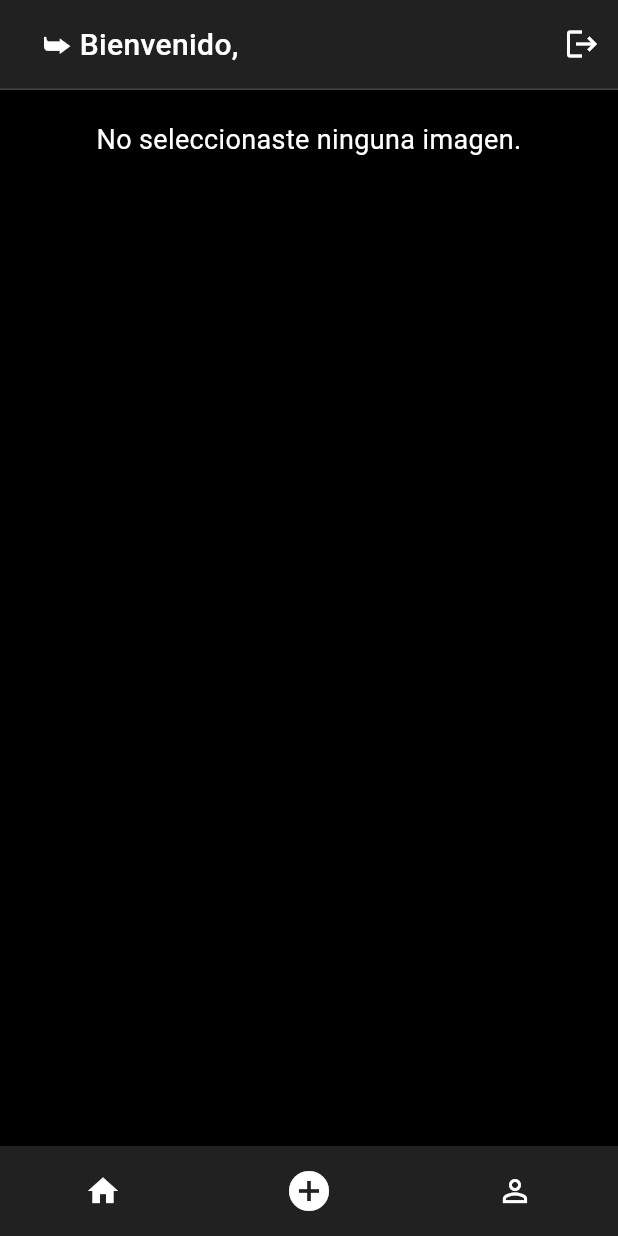
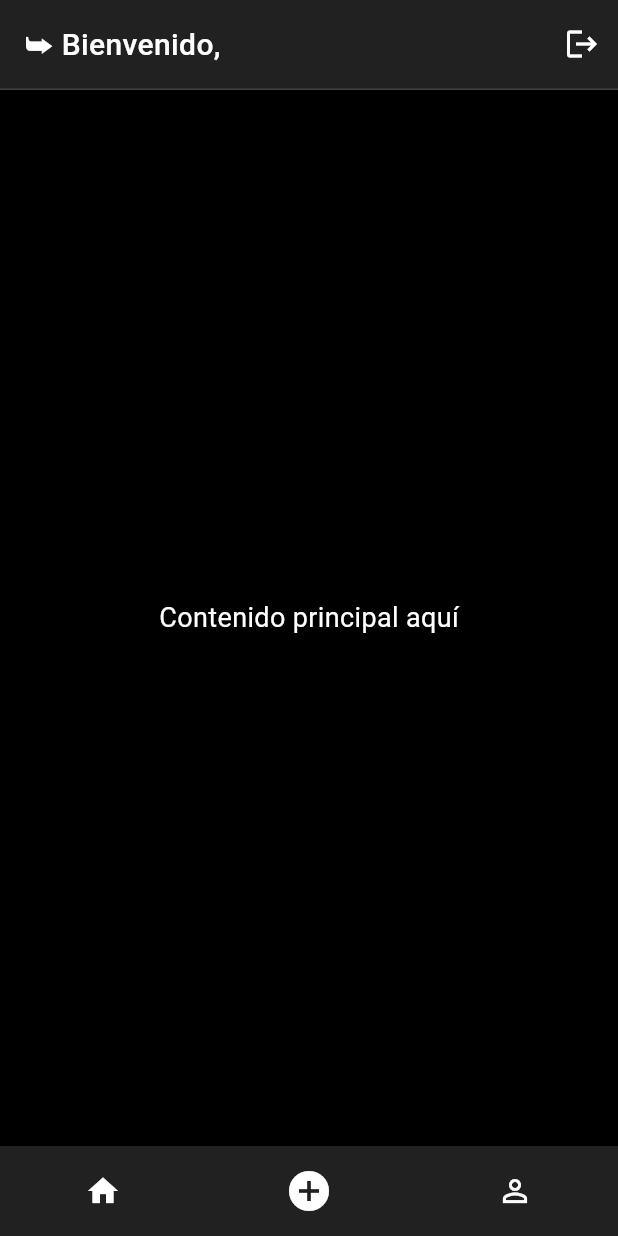
Before and after one commit to BryanAv7/upsglam-frontend, a Flutter app: the HomeScreen screen opened directly with empty values, item 3 of the bottom bar chosen, after a tap on the "home" icon, after a tap on the "add circle" icon, on a phone screen of 412 x 824 dp. Run offline on Flutter 3.47's test engine with Material 3 defaults, Android fonts, the phone set to English and light mode, and no system bars; our stand-ins replace flutter_svg, google_sign_in, image_picker.

Commit message:
Subir Fotos - Cancelar (Supabase)

```diff
--- a/lib/screens/home_screen.dart
+++ b/lib/screens/home_screen.dart
@@ -27,12 +27,43 @@ class _HomeScreenState extends State<HomeScreen> {
   final ImagePicker _picker = ImagePicker();
   bool showProfile = false;
 
+  File? _selectedImage;
+  bool showFilterButtons = false;
+
   void _setMessage(String text) => setState(() => _message = text);
 
-  Future<void> pickAndUploadImage() async {
+  void _navigateToHome() {
+    setState(() {
+      showProfile = false;
+      showFilterButtons = false;
+      _selectedImage = null;
+      _message = '';
+    });
+  }
+
+  Future<void> pickImage() async {
     final XFile? image = await _picker.pickImage(source: ImageSource.gallery);
-    if (image == null) {
-      _setMessage("No seleccionaste ninguna imagen.");
+    if (image != null) {
+      setState(() {
+        _selectedImage = File(image.path);
+        showFilterButtons = true;
+      });
+    }
+  }
+
+  void _cancelImageSelection() {
+    setState(() {
+      _selectedImage = null;
+      showFilterButtons = false;
+      _message = '';
+    });
+  }
+
+  Future<void> _publishFilter() async {
+    if (_selectedImage == null) {
+      ScaffoldMessenger.of(context).showSnackBar(
+        const SnackBar(content: Text('No hay imagen seleccionada.'), backgroundColor: Colors.red),
+      );
       return;
     }
 
@@ -40,12 +71,32 @@ class _HomeScreenState extends State<HomeScreen> {
 
     try {
       await PostService.uploadPost(
-        filePath: image.path,
+        filePath: _selectedImage!.path,
         caption: "Mi nueva publicación",
         userUid: widget.uid,
       );
-      _setMessage("¡Imagen subida con éxito!");
+
+      // Notificación
+      final successMessage = "¡Imagen subida con éxito!";
+      print(successMessage); // 👈 en consola
+      ScaffoldMessenger.of(context).showSnackBar(
+        SnackBar(content: Text(successMessage), backgroundColor: Colors.green),
+      );
+
+      // Limpiar y volver al home
+      setState(() {
+        _selectedImage = null;
+        showFilterButtons = false;
+        _message = '';
+      });
+      Future.delayed(const Duration(milliseconds: 800), _navigateToHome);
+
     } catch (e) {
+      final errorMessage = "Error al subir: $e";
+      print(errorMessage); // Prueba de consola
+      ScaffoldMessenger.of(context).showSnackBar(
+        SnackBar(content: Text('Error: ${e.toString()}'), backgroundColor: Colors.red),
+      );
       _setMessage("Error: $e");
     }
   }
@@ -66,17 +117,6 @@ class _HomeScreenState extends State<HomeScreen> {
               child: Row(
                 children: [
                   const SizedBox(width: 16),
-                  // CircleAvatar(
-                  //   radius: 20,
-                  //   backgroundImage: widget.photoUrl.isNotEmpty
-                  //       ? NetworkImage(widget.photoUrl)
-                  //       : null,
-                  //   child: widget.photoUrl.isEmpty
-                  //       ? const Icon(Icons.person, color: Colors.white)
-                  //       : null,
-                  //   backgroundColor: Colors.grey[700],
-                  // ),
-                  const SizedBox(width: 12),
                   Expanded(
                     child: Text(
                       '➥ Bienvenido, ${widget.displayName}',
@@ -102,7 +142,7 @@ class _HomeScreenState extends State<HomeScreen> {
             Expanded(
               child: Container(
                 alignment: Alignment.topCenter,
-                padding: const EdgeInsets.symmetric(horizontal: 20),
+                padding: const EdgeInsets.symmetric(horizontal: 20, vertical: 10),
                 child: showProfile
                     ? Column(
                   crossAxisAlignment: CrossAxisAlignment.start,
@@ -133,69 +173,53 @@ class _HomeScreenState extends State<HomeScreen> {
                       ),
                     ),
                     const SizedBox(height: 24),
-                    const Text(
-                      'Nombre:',
-                      style: TextStyle(
-                        color: Colors.grey,
-                        fontSize: 16,
-                        fontWeight: FontWeight.w500,
-                      ),
-                    ),
+                    const Text('Nombre:', style: TextStyle(color: Colors.grey, fontSize: 16, fontWeight: FontWeight.w500)),
                     const SizedBox(height: 8),
-                    Center(
-                      child: Text(
-                        widget.displayName,
-                        style: const TextStyle(
-                          color: Colors.white,
-                          fontSize: 16,
-                        ),
-                      ),
-                    ),
+                    Center(child: Text(widget.displayName, style: const TextStyle(color: Colors.white, fontSize: 16))),
                     const Divider(color: Colors.grey, height: 24, thickness: 0.5),
-                    const Text(
-                      'Correo electrónico:',
-                      style: TextStyle(
-                        color: Colors.grey,
-                        fontSize: 16,
-                        fontWeight: FontWeight.w500,
-                      ),
-                    ),
+                    const Text('Correo electrónico:', style: TextStyle(color: Colors.grey, fontSize: 16, fontWeight: FontWeight.w500)),
                     const SizedBox(height: 8),
-                    Center(
-                      child: Text(
-                        widget.email,
-                        style: const TextStyle(
-                          color: Colors.white,
-                          fontSize: 16,
-                        ),
-                      ),
-                    ),
+                    Center(child: Text(widget.email, style: const TextStyle(color: Colors.white, fontSize: 16))),
                     const Divider(color: Colors.grey, height: 24, thickness: 0.5),
                     const SizedBox(height: 16),
-                    const Center(
-                      child: Text(
-                        'Publicaciones realizadas',
-                        style: TextStyle(
-                          color: Colors.white,
-                          fontSize: 18,
-                          fontWeight: FontWeight.bold,
+                    const Center(child: Text('Publicaciones realizadas', style: TextStyle(color: Colors.white, fontSize: 18, fontWeight: FontWeight.bold))),
+                    const SizedBox(height: 8),
+                    const Center(child: Text('(vacío)', style: TextStyle(color: Colors.grey, fontSize: 16))),
+                  ],
+                )
+                    : Column(
+                  mainAxisAlignment: MainAxisAlignment.center,
+                  children: [
+                    if (_selectedImage != null)
+                      Image.file(_selectedImage!, height: 200),
+                    if (showFilterButtons) ...[
+                      const SizedBox(height: 20),
+                      Row(
+                        mainAxisAlignment: MainAxisAlignment.spaceEvenly,
+                        children: [
+                          ElevatedButton(
+                            onPressed: () {
+                              // Aplicar filtro
+                            },
+                            child: const Text('Aplicar Filtro'),
                           ),
-                      ),
-                    ),
-                    const SizedBox(height: 8),
-                    const Center(
-                      child: Text(
-                        '(vacío)',
-                        style: TextStyle(
-                          color: Colors.grey,
-                          fontSize: 16,
-                        ),
-                      ),
+                          ElevatedButton(
+                            onPressed: _publishFilter,
+                            child: const Text('Publicar Filtro'),
                           ),
                         ],
-                )
-                    : _message.isNotEmpty
-                    ? Padding(
+                      ),
+                      const SizedBox(height: 12),
+                      ElevatedButton(
+                        onPressed: _cancelImageSelection,
+                        style: ElevatedButton.styleFrom(
+                          backgroundColor: Colors.grey[700],
+                          minimumSize: const Size(180, 40),
+                        ),
+                        child: const Text('Cancelar'),
+                      ),
+                    ] else if (_message.isNotEmpty)
+                      Padding(
                         padding: const EdgeInsets.all(20),
                         child: Text(
                           _message,
@@ -203,11 +227,14 @@ class _HomeScreenState extends State<HomeScreen> {
                           textAlign: TextAlign.center,
                         ),
                       )
-                    : const Center(
+                    else
+                      const Center(
                         child: Text(
                           'Contenido principal aquí',
-                    style: const TextStyle(color: Colors.white, fontSize: 18),
+                          style: TextStyle(color: Colors.white, fontSize: 18),
                         ),
+                      ),
+                  ],
                 ),
               ),
             ),
@@ -219,19 +246,17 @@ class _HomeScreenState extends State<HomeScreen> {
                 children: [
                   IconButton(
                     icon: const Icon(Icons.home, color: Colors.white),
-                    onPressed: () => setState(() {
-                      showProfile = false;
-                      _setMessage('');
-                    }),
+                    onPressed: _navigateToHome,
                   ),
                   IconButton(
                     icon: const Icon(Icons.add_circle, color: Colors.white, size: 32),
-                    onPressed: pickAndUploadImage,
+                    onPressed: pickImage,
                   ),
                   IconButton(
                     icon: const Icon(Icons.person_outline, color: Colors.white),
                     onPressed: () => setState(() {
                       showProfile = true;
+                      showFilterButtons = false;
                     }),
                   ),
                 ],
```
Lines whose indentation alone changed are shown as unchanged.
